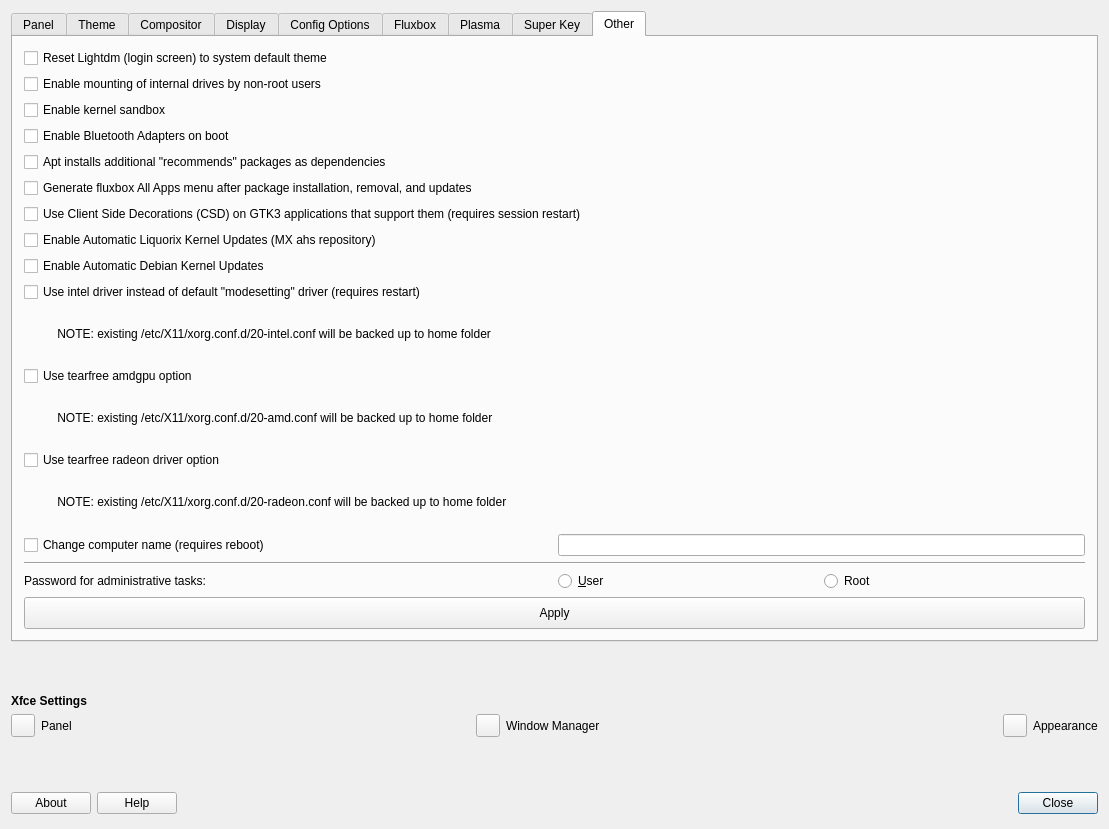
The window that mx-tweak/defaultlook.ui (q4os/mxtools-for-debian) describes before a commit, drawn with Qt 5.
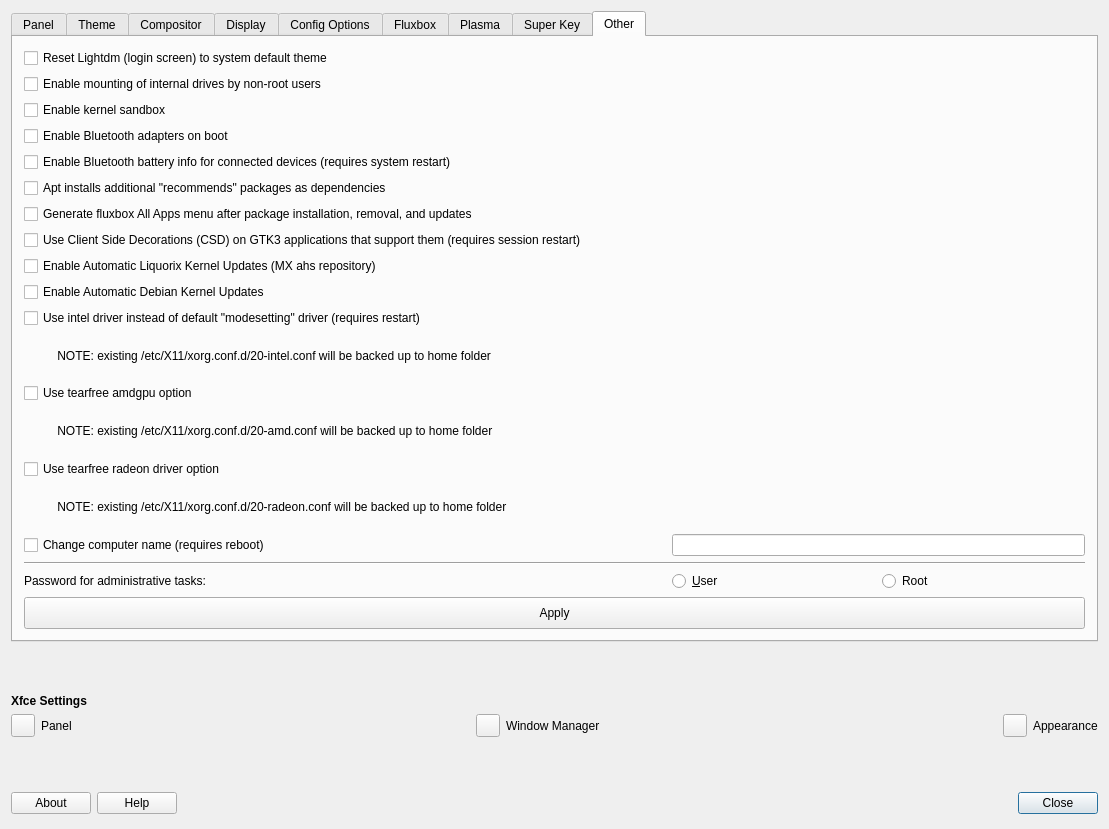
The same window after the commit. Icons and pictures are not drawn.

The edit to the form file:
```diff
--- a/mx-tweak/defaultlook.ui
+++ b/mx-tweak/defaultlook.ui
@@ -1936,142 +1936,52 @@
       <layout class="QGridLayout" name="gridLayout_8">
        <item row="0" column="0">
         <layout class="QGridLayout" name="gridLayout_7">
-         <item row="17" column="2">
-          <widget class="QRadioButton" name="radioSudoUser">
-           <property name="text">
-            <string>&amp;User</string>
-           </property>
-          </widget>
+         <item row="16" column="2" colspan="2">
+          <widget class="QLineEdit" name="lineEditHostname"/>
          </item>
-         <item row="11" column="0" colspan="4">
-          <widget class="QCheckBox" name="checkboxAMDtearfree">
-           <property name="text">
-            <string>Use tearfree amdgpu option</string>
-           </property>
-          </widget>
-         </item>
-         <item row="17" column="0" colspan="2">
-          <widget class="QLabel" name="label_11">
-           <property name="text">
-            <string>Password for administrative tasks:</string>
-           </property>
-          </widget>
-         </item>
-         <item row="17" column="3">
-          <widget class="QRadioButton" name="radioSudoRoot">
-           <property name="text">
-            <string>Root</string>
-           </property>
-          </widget>
-         </item>
-         <item row="6" column="0" colspan="4">
+         <item row="7" column="0" colspan="4">
           <widget class="QCheckBox" name="checkBoxCSD">
            <property name="text">
             <string>Use Client Side Decorations (CSD) on GTK3 applications that support them (requires session restart)</string>
            </property>
           </widget>
          </item>
-         <item row="10" column="0" colspan="3">
+         <item row="17" column="0" colspan="4">
+          <widget class="Line" name="line_2">
+           <property name="orientation">
+            <enum>Qt::Horizontal</enum>
+           </property>
+          </widget>
+         </item>
+         <item row="11" column="0" colspan="3">
           <widget class="QLabel" name="labelIntel">
            <property name="text">
             <string>          NOTE: existing /etc/X11/xorg.conf.d/20-intel.conf will be backed up to home folder</string>
            </property>
           </widget>
          </item>
-         <item row="3" column="0" colspan="4">
-          <widget class="QCheckBox" name="checkBoxbluetoothAutoEnable">
-           <property name="toolTip">
-            <string>&lt;html&gt;&lt;head/&gt;&lt;body&gt;&lt;p&gt;requires reboot&lt;/p&gt;&lt;/body&gt;&lt;/html&gt;</string>
-           </property>
-           <property name="text">
-            <string>Enable Bluetooth Adapters on boot</string>
-           </property>
-          </widget>
-         </item>
-         <item row="4" column="0" colspan="4">
-          <widget class="QCheckBox" name="checkBoxInstallRecommends">
-           <property name="text">
-            <string>Apt installs additional &quot;recommends&quot; packages as dependencies</string>
-           </property>
-          </widget>
-         </item>
-         <item row="2" column="0" colspan="4">
-          <widget class="QCheckBox" name="checkBoxSandbox">
-           <property name="text">
-            <string>Enable kernel sandbox</string>
-           </property>
-          </widget>
-         </item>
-         <item row="14" column="0" colspan="3">
+         <item row="15" column="0" colspan="3">
           <widget class="QLabel" name="labelradeon">
            <property name="text">
             <string>          NOTE: existing /etc/X11/xorg.conf.d/20-radeon.conf will be backed up to home folder</string>
            </property>
           </widget>
          </item>
-         <item row="7" column="0" colspan="4">
-          <widget class="QCheckBox" name="checkBoxLiqKernelUpdates">
-           <property name="toolTip">
-            <string extracomment="toggle for apt hold action on update meta packages">put a hold or remove a hold on updates of Liquorix kernels</string>
-           </property>
-           <property name="text">
-            <string extracomment="uses apt-mark to hold or unhold updates to kernel metapackages">Enable Automatic Liquorix Kernel Updates (MX ahs repository)</string>
-           </property>
-          </widget>
-         </item>
-         <item row="9" column="0" colspan="4">
+         <item row="10" column="0" colspan="4">
           <widget class="QCheckBox" name="checkboxIntelDriver">
            <property name="text">
             <string>Use intel driver instead of default &quot;modesetting&quot; driver (requires restart)</string>
            </property>
           </widget>
          </item>
-         <item row="8" column="0" colspan="4">
-          <widget class="QCheckBox" name="checkBoxDebianKernelUpdates">
-           <property name="toolTip">
-            <string extracomment="toggle for apt hold action on update meta packages">put a hold or remove a hold on updates of Debian  kernels</string>
-           </property>
+         <item row="12" column="0" colspan="4">
+          <widget class="QCheckBox" name="checkboxAMDtearfree">
            <property name="text">
-            <string extracomment="uses apt-mark to hold or unhold updates to kernel metapackages">Enable Automatic Debian Kernel Updates</string>
+            <string>Use tearfree amdgpu option</string>
            </property>
           </widget>
          </item>
-         <item row="5" column="0" colspan="4">
-          <widget class="QCheckBox" name="checkBoxDisableFluxboxMenuGeneration">
-           <property name="text">
-            <string>Generate fluxbox All Apps menu after package installation, removal, and updates</string>
-           </property>
-          </widget>
-         </item>
-         <item row="13" column="0" colspan="4">
-          <widget class="QCheckBox" name="checkboxRadeontearfree">
-           <property name="text">
-            <string>Use tearfree radeon driver option</string>
-           </property>
-          </widget>
-         </item>
-         <item row="0" column="0" colspan="4">
-          <widget class="QCheckBox" name="checkBoxLightdmReset">
-           <property name="text">
-            <string>Reset Lightdm (login screen) to system default theme</string>
-           </property>
-          </widget>
-         </item>
-         <item row="12" column="0" colspan="3">
-          <widget class="QLabel" name="labelamdgpu">
-           <property name="text">
-            <string>          NOTE: existing /etc/X11/xorg.conf.d/20-amd.conf will be backed up to home folder</string>
-           </property>
-          </widget>
-         </item>
-         <item row="1" column="0" colspan="4">
-          <widget class="QCheckBox" name="checkBoxMountInternalDrivesNonRoot">
-           <property name="text">
-            <string>Enable mounting of internal drives by non-root users</string>
-           </property>
-          </widget>
-         </item>
-         <item row="18" column="0" colspan="4">
+         <item row="19" column="0" colspan="4">
           <widget class="QPushButton" name="ButtonApplyEtc">
            <property name="minimumSize">
             <size>
@@ -2088,22 +1998,119 @@
            </property>
           </widget>
          </item>
-         <item row="16" column="0" colspan="4">
-          <widget class="Line" name="line_2">
-           <property name="orientation">
-            <enum>Qt::Horizontal</enum>
+         <item row="5" column="0" colspan="4">
+          <widget class="QCheckBox" name="checkBoxInstallRecommends">
+           <property name="text">
+            <string>Apt installs additional &quot;recommends&quot; packages as dependencies</string>
            </property>
           </widget>
          </item>
-         <item row="15" column="0">
+         <item row="2" column="0" colspan="4">
+          <widget class="QCheckBox" name="checkBoxSandbox">
+           <property name="text">
+            <string>Enable kernel sandbox</string>
+           </property>
+          </widget>
+         </item>
+         <item row="8" column="0" colspan="4">
+          <widget class="QCheckBox" name="checkBoxLiqKernelUpdates">
+           <property name="toolTip">
+            <string extracomment="toggle for apt hold action on update meta packages">put a hold or remove a hold on updates of Liquorix kernels</string>
+           </property>
+           <property name="text">
+            <string extracomment="uses apt-mark to hold or unhold updates to kernel metapackages">Enable Automatic Liquorix Kernel Updates (MX ahs repository)</string>
+           </property>
+          </widget>
+         </item>
+         <item row="6" column="0" colspan="4">
+          <widget class="QCheckBox" name="checkBoxDisableFluxboxMenuGeneration">
+           <property name="text">
+            <string>Generate fluxbox All Apps menu after package installation, removal, and updates</string>
+           </property>
+          </widget>
+         </item>
+         <item row="18" column="2">
+          <widget class="QRadioButton" name="radioSudoUser">
+           <property name="text">
+            <string>&amp;User</string>
+           </property>
+          </widget>
+         </item>
+         <item row="1" column="0" colspan="4">
+          <widget class="QCheckBox" name="checkBoxMountInternalDrivesNonRoot">
+           <property name="text">
+            <string>Enable mounting of internal drives by non-root users</string>
+           </property>
+          </widget>
+         </item>
+         <item row="18" column="0" colspan="2">
+          <widget class="QLabel" name="label_11">
+           <property name="text">
+            <string>Password for administrative tasks:</string>
+           </property>
+          </widget>
+         </item>
+         <item row="18" column="3">
+          <widget class="QRadioButton" name="radioSudoRoot">
+           <property name="text">
+            <string>Root</string>
+           </property>
+          </widget>
+         </item>
+         <item row="0" column="0" colspan="4">
+          <widget class="QCheckBox" name="checkBoxLightdmReset">
+           <property name="text">
+            <string>Reset Lightdm (login screen) to system default theme</string>
+           </property>
+          </widget>
+         </item>
+         <item row="14" column="0" colspan="4">
+          <widget class="QCheckBox" name="checkboxRadeontearfree">
+           <property name="text">
+            <string>Use tearfree radeon driver option</string>
+           </property>
+          </widget>
+         </item>
+         <item row="16" column="0">
           <widget class="QCheckBox" name="checkBoxComputerName">
            <property name="text">
             <string extracomment="option to change the system hostname, requires a reboot to be 100% effective">Change computer name (requires reboot)</string>
            </property>
           </widget>
          </item>
-         <item row="15" column="2" colspan="2">
-          <widget class="QLineEdit" name="lineEditHostname"/>
+         <item row="9" column="0" colspan="4">
+          <widget class="QCheckBox" name="checkBoxDebianKernelUpdates">
+           <property name="toolTip">
+            <string extracomment="toggle for apt hold action on update meta packages">put a hold or remove a hold on updates of Debian  kernels</string>
+           </property>
+           <property name="text">
+            <string extracomment="uses apt-mark to hold or unhold updates to kernel metapackages">Enable Automatic Debian Kernel Updates</string>
+           </property>
+          </widget>
+         </item>
+         <item row="3" column="0" colspan="4">
+          <widget class="QCheckBox" name="checkBoxbluetoothAutoEnable">
+           <property name="toolTip">
+            <string>&lt;html&gt;&lt;head/&gt;&lt;body&gt;&lt;p&gt;requires reboot&lt;/p&gt;&lt;/body&gt;&lt;/html&gt;</string>
+           </property>
+           <property name="text">
+            <string>Enable Bluetooth adapters on boot</string>
+           </property>
+          </widget>
+         </item>
+         <item row="13" column="0" colspan="3">
+          <widget class="QLabel" name="labelamdgpu">
+           <property name="text">
+            <string>          NOTE: existing /etc/X11/xorg.conf.d/20-amd.conf will be backed up to home folder</string>
+           </property>
+          </widget>
+         </item>
+         <item row="4" column="0">
+          <widget class="QCheckBox" name="checkBoxBluetoothBattery">
+           <property name="text">
+            <string extracomment="expose battery info for connected bluetooth devices to the operating system via dbus">Enable Bluetooth battery info for connected devices (requires system restart)</string>
+           </property>
+          </widget>
          </item>
         </layout>
        </item>
```
